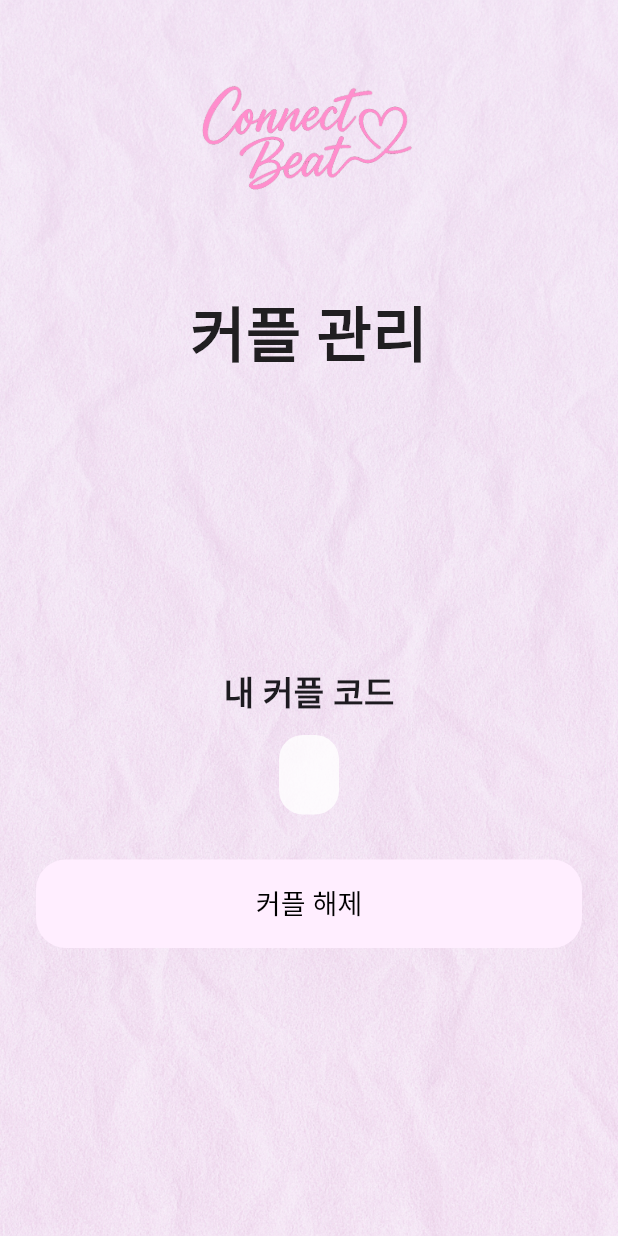
After one commit to SH-Capstone-Design/Front_Capstone, a Flutter app: the CoupleManageScreen screen opened by its route, on a phone screen of 412 x 824 dp. The commit adds this screen. Run offline on Flutter 3.47's test engine with Material 3 defaults, Android fonts, the phone set to English and light mode, and no system bars; our stand-ins replace flutter_dotenv, flutter_riverpod, flutter_secure_storage, google_sign_in, image_picker, shared_preferences; missing offline and left inert: kakao_flutter_sdk, kakao_flutter_sdk_user; accounts and stored records are empty; Roboto replaces fonts that are missing (Pretendard).

```diff
--- a/lib/routes/app_router.dart
+++ b/lib/routes/app_router.dart
@@ -9,6 +9,8 @@ import 'package:connectbeat/screens/create_code_screen.dart';
 import 'package:connectbeat/screens/couple_code_screen.dart';
 import 'package:connectbeat/screens/input_code_screen.dart';
 import 'package:connectbeat/screens/profile_setup_screen.dart';
+
+import '../screens/couple_manage_screen.dart';
 
 class AppRouter {
   static Route<dynamic> generateRoute(RouteSettings settings) {
@@ -31,6 +33,8 @@ class AppRouter {
         return MaterialPageRoute(builder: (_) => const CreateChatScreen());
       case '/invite-partner':
         return MaterialPageRoute(builder: (_) => const InvitePartnerScreen());
+      case '/couple-manage':
+        return MaterialPageRoute(builder: (_) => const CoupleManageScreen(initialCoupleCode: '',));
       case '/profile_setup':
         final args = settings.arguments as Map<String, dynamic>;
         return MaterialPageRoute(
--- /dev/null
+++ b/lib/screens/couple_manage_screen.dart
@@ -0,0 +1,147 @@
+import 'package:flutter/material.dart';
+import 'package:connectbeat/core/constants.dart';
+import '../widgets/rounded_button.dart';
+import 'package:http/http.dart' as http;
+
+class CoupleManageScreen extends StatefulWidget {
+  final String initialCoupleCode; // DB에서 가져온 커플 코드 전달
+
+  const CoupleManageScreen({super.key, required this.initialCoupleCode});
+
+  @override
+  State<CoupleManageScreen> createState() => _CoupleManageScreenState();
+}
+
+class _CoupleManageScreenState extends State<CoupleManageScreen> {
+  bool isLoading = false;
+  late String myCoupleCode;
+
+  @override
+  void initState() {
+    super.initState();
+    myCoupleCode = widget.initialCoupleCode;
+  }
+
+  Future<void> unlinkCouple() async {
+    setState(() => isLoading = true);
+
+    try {
+      final response = await http.post(
+        Uri.parse("http://your-api-server.com/api/couples/unlink"),
+        headers: {"Content-Type": "application/json"},
+      );
+
+      if (response.statusCode == 200) {
+        ScaffoldMessenger.of(context).showSnackBar(
+          const SnackBar(content: Text("커플 연결이 해제되었습니다.")),
+        );
+        setState(() {
+          myCoupleCode = "등록된 커플 코드 없음";
+        });
+      } else {
+        ScaffoldMessenger.of(context).showSnackBar(
+          SnackBar(content: Text("해제 실패: ${response.body}")),
+        );
+      }
+    } catch (e) {
+      ScaffoldMessenger.of(context).showSnackBar(
+        SnackBar(content: Text("네트워크 오류 발생: $e")),
+      );
+    } finally {
+      setState(() => isLoading = false);
+    }
+  }
+
+  @override
+  Widget build(BuildContext context) {
+    final size = MediaQuery.of(context).size;
+    final logoHeight = size.height * 0.2;
+    final topPadding = size.height * 0.01;
+
+    return Scaffold(
+      backgroundColor: Colors.transparent,
+      body: Container(
+        decoration: BoxDecoration(
+          image: DecorationImage(
+            image: AssetImage(AppConstants.backgroundPath),
+            fit: BoxFit.cover,
+          ),
+        ),
+        child: SafeArea(
+          child: Padding(
+            padding: const EdgeInsets.symmetric(horizontal: 24),
+            child: Column(
+              crossAxisAlignment: CrossAxisAlignment.stretch,
+              children: [
+                SizedBox(height: topPadding),
+
+                // 로고
+                SizedBox(
+                  height: logoHeight,
+                  child: Image.asset(
+                    AppConstants.logoPath,
+                    fit: BoxFit.contain,
+                  ),
+                ),
+
+                const SizedBox(height: 20),
+
+                const Center(
+                  child: Text(
+                    '커플 관리',
+                    style: TextStyle(
+                      fontSize: 40,
+                      fontWeight: FontWeight.bold,
+                      color: Colors.black87,
+                    ),
+                  ),
+                ),
+
+                const Spacer(),
+
+                // 내 커플 코드 표시
+                Center(
+                  child: Column(
+                    children: [
+                      const Text(
+                        "내 커플 코드",
+                        style: TextStyle(
+                            fontSize: 22, fontWeight: FontWeight.w600),
+                      ),
+                      const SizedBox(height: 12),
+                      Container(
+                        padding: const EdgeInsets.symmetric(
+                            vertical: 12, horizontal: 20),
+                        decoration: BoxDecoration(
+                          color: Colors.white.withOpacity(0.8),
+                          borderRadius: BorderRadius.circular(16),
+                        ),
+                        child: Text(
+                          myCoupleCode,
+                          style: const TextStyle(
+                              fontSize: 20, fontWeight: FontWeight.bold),
+                        ),
+                      ),
+                    ],
+                  ),
+                ),
+
+                const SizedBox(height: 30),
+
+                // 커플 해제 버튼
+                isLoading
+                    ? const Center(child: CircularProgressIndicator())
+                    : RoundedButton(
+                  text: "커플 해제",
+                  onPressed: unlinkCouple,
+                ),
+
+                const Spacer(),
+              ],
+            ),
+          ),
+        ),
+      ),
+    );
+  }
+}
--- a/lib/screens/home_screen.dart
+++ b/lib/screens/home_screen.dart
@@ -19,6 +19,7 @@ class _HomeScreenState extends ConsumerState<HomeScreen> with RouteAware {
   void didChangeDependencies() {
     super.didChangeDependencies();
     // RouteObserver 등록
+    ref.invalidate(coupleDDayProvider);
     routeObserver.subscribe(this, ModalRoute.of(context)!);
   }
 
@@ -49,6 +50,7 @@ class _HomeScreenState extends ConsumerState<HomeScreen> with RouteAware {
         break;
       case 2:
       // 현재 홈
+        ref.invalidate(coupleDDayProvider);
         break;
       case 3:
         Navigator.pushNamed(context, '/setting');
--- a/lib/screens/login_screen.dart
+++ b/lib/screens/login_screen.dart
@@ -45,7 +45,9 @@ class LoginScreen extends StatelessWidget {
                   LoginButton(
                     imagePath: 'assets/images/kakao_login.png',
                     height: 55,
-                    onPressed: () => signInWithKakao(context),
+                    onPressed: () =>
+                        signInWithKakao(context),
+
                   ),
                   const SizedBox(height: 16),
                   LoginButton(
--- a/lib/screens/setting_screen.dart
+++ b/lib/screens/setting_screen.dart
@@ -94,7 +94,7 @@ class _SettingScreenState extends State<SettingScreen> {
                 RoundedButton(
                   text: "커플 관리",
                   onPressed: () {
-                    Navigator.pushNamed(context, '/couplemanage');
+                    Navigator.pushNamed(context, '/couple-manage');
                   },
                 ),
                 const Spacer(),
```
Also changed, not shown: lib/main.dart (+2 -5 lines), lib/providers/couple_date_provider.dart (+9 -5 lines), lib/screens/profile_setup_screen.dart (+11 -5 lines), lib/services/kakao_auth_service.dart (line endings or trailing spaces), 2 other files.
